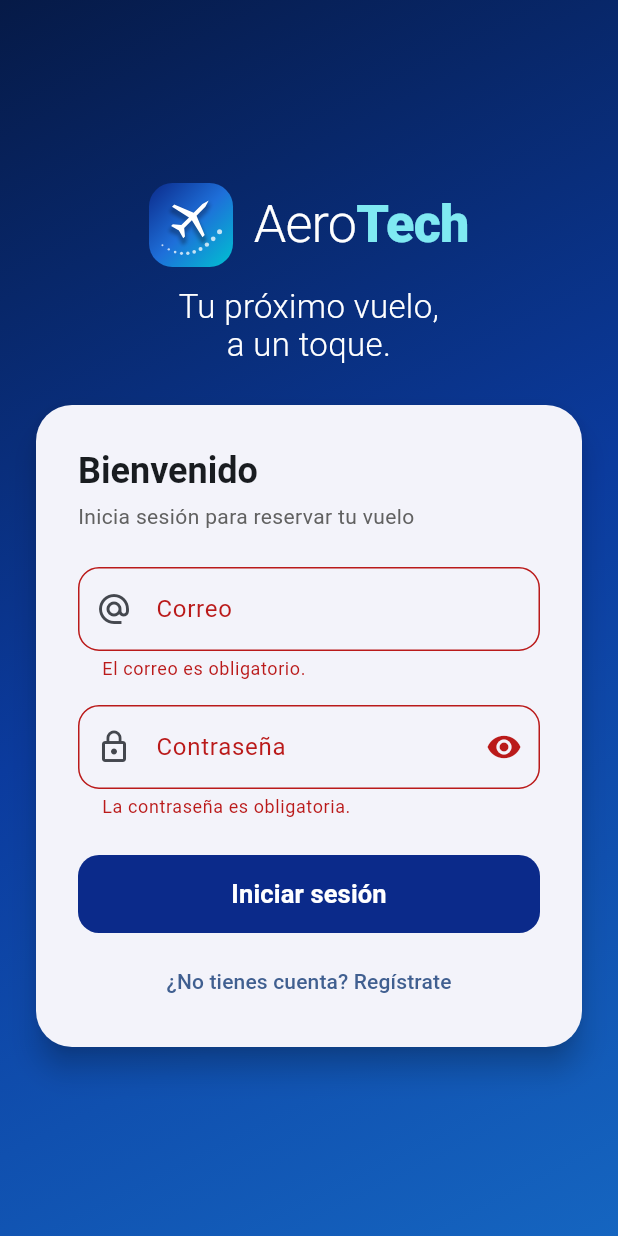
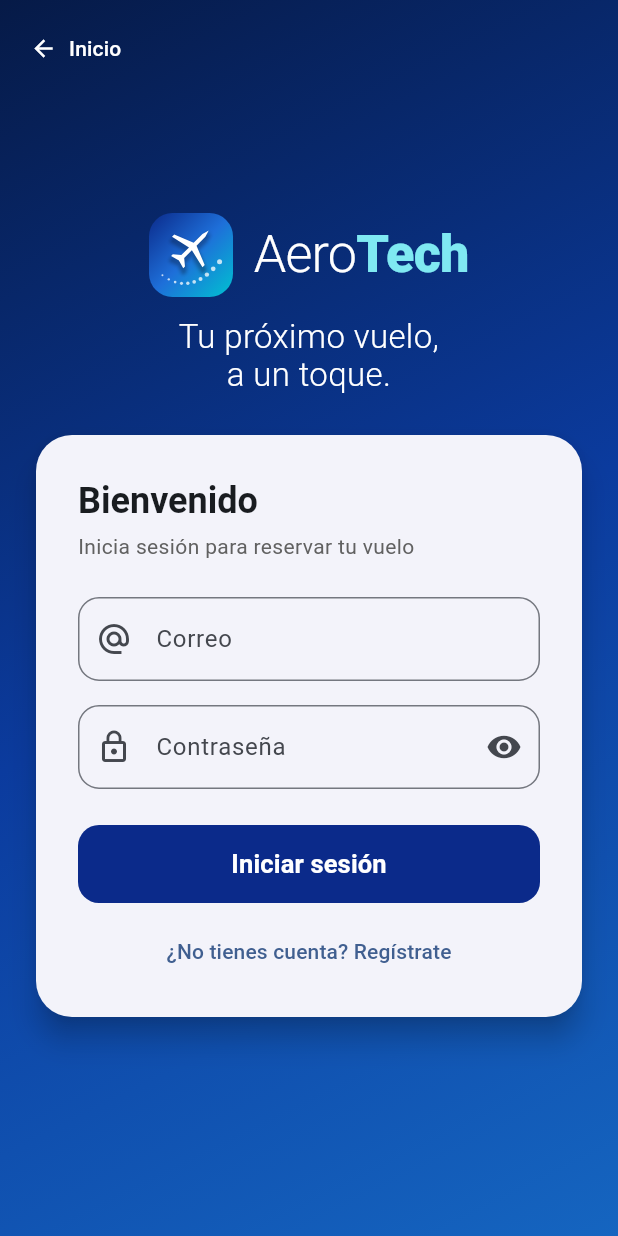
Before and after one commit to kerly1811-mi/AEROTECH, a Flutter app: the screen it shows after launch, after a tap on "Iniciar sesión", on a phone screen of 412 x 824 dp. Run offline on Flutter 3.47's test engine with Material 3 defaults, Android fonts, the phone set to English and light mode, and no system bars; accounts and stored records are empty; network calls fail.

Commit message:
App: landing page antes del login con destinos y vuelos de hoy

```diff
--- a/aerotech_app/lib/main.dart
+++ b/aerotech_app/lib/main.dart
@@ -1,4 +1,5 @@
 import 'package:aerotech_app/config.dart';
+import 'package:aerotech_app/pages/landing_page.dart';
 import 'package:aerotech_app/pages/login_page.dart';
 import 'package:flutter/material.dart';
 import 'package:flutter_localizations/flutter_localizations.dart';
@@ -73,7 +74,7 @@ class _MyAppState extends State<MyApp> with WidgetsBindingObserver {
         colorScheme: ColorScheme.fromSeed(seedColor: const Color(0xFF1565C0)),
         useMaterial3: true,
       ),
-      home: const LoginPage(),
+      home: const LandingPage(),
     );
   }
 }
--- /dev/null
+++ b/aerotech_app/lib/pages/landing_page.dart
@@ -0,0 +1,495 @@
+import 'package:aerotech_app/models/destino.dart';
+import 'package:aerotech_app/models/vuelo.dart';
+import 'package:aerotech_app/pages/login_page.dart';
+import 'package:aerotech_app/pages/registro_page.dart';
+import 'package:aerotech_app/services/publico_service.dart';
+import 'package:aerotech_app/utils/fechas.dart';
+import 'package:aerotech_app/widgets/logo_aerotech.dart';
+import 'package:aerotech_app/widgets/ruta_mundial.dart';
+import 'package:flutter/material.dart';
+
+/// Página de bienvenida (antes del login): destinos y vuelos de hoy, sin necesidad de cuenta.
+class LandingPage extends StatefulWidget {
+  const LandingPage({super.key});
+
+  @override
+  State<LandingPage> createState() => _LandingPageState();
+}
+
+class _LandingPageState extends State<LandingPage> {
+  final PublicoService publicoService = PublicoService();
+
+  late Future<List<DestinoPromo>> futureDestinos;
+  late Future<List<Vuelo>> futureHoy;
+
+  static const _colores = [
+    [Color(0xFF0B2A8A), Color(0xFF1E6FD9)],
+    [Color(0xFF00695C), Color(0xFF26A69A)],
+    [Color(0xFF6A1B9A), Color(0xFFAB47BC)],
+    [Color(0xFFBF360C), Color(0xFFFF7043)],
+    [Color(0xFF283593), Color(0xFF5C6BC0)],
+    [Color(0xFF00838F), Color(0xFF4DD0E1)],
+  ];
+
+  static const _fondo = LinearGradient(
+    begin: Alignment.topLeft,
+    end: Alignment.bottomRight,
+    colors: [Color(0xFF061A47), Color(0xFF0B3B9E), Color(0xFF1565C0)],
+  );
+
+  @override
+  void initState() {
+    super.initState();
+    _cargar();
+  }
+
+  void _cargar() {
+    futureDestinos = publicoService.getDestinos();
+    futureHoy = publicoService.getVuelosHoy();
+  }
+
+  void _irALogin() {
+    Navigator.push(context, MaterialPageRoute(builder: (context) => const LoginPage()));
+  }
+
+  void _irARegistro() {
+    Navigator.push(context, MaterialPageRoute(builder: (context) => const RegistroPage()));
+  }
+
+  String get _hoy => DateTime.now().toIso8601String().substring(0, 10);
+
+  // ---------------------------------------------------------------- secciones
+
+  Widget _barra(bool ancho) {
+    return Padding(
+      padding: EdgeInsets.symmetric(horizontal: ancho ? 40 : 16, vertical: 16),
+      child: Row(
+        children: [
+          Expanded(
+            child: Align(
+              alignment: Alignment.centerLeft,
+              child: FittedBox(
+                fit: BoxFit.scaleDown,
+                child: LogoAeroTech(tamano: ancho ? 44 : 36, claro: true),
+              ),
+            ),
+          ),
+          if (ancho)
+            OutlinedButton(
+              style: OutlinedButton.styleFrom(
+                foregroundColor: Colors.white,
+                side: const BorderSide(color: Colors.white70),
+                minimumSize: const Size(0, 44),
+              ),
+              onPressed: _irARegistro,
+              child: const Text('Crear cuenta'),
+            ),
+          const SizedBox(width: 10),
+          FilledButton(
+            style: FilledButton.styleFrom(
+              backgroundColor: Colors.white,
+              foregroundColor: const Color(0xFF0B2A8A),
+              minimumSize: const Size(0, 44),
+            ),
+            onPressed: _irALogin,
+            child: const Text('Iniciar sesión', style: TextStyle(fontWeight: FontWeight.bold)),
+          ),
+        ],
+      ),
+    );
+  }
+
+  Widget _hero(bool ancho) {
+    final texto = Column(
+      crossAxisAlignment: CrossAxisAlignment.start,
+      children: [
+        Text(
+          'Vuela por Ecuador\ny el mundo.',
+          style: TextStyle(
+            color: Colors.white,
+            fontSize: ancho ? 46 : 32,
+            fontWeight: FontWeight.w300,
+            height: 1.1,
+          ),
+        ),
+        const SizedBox(height: 14),
+        const Text(
+          'Mira los destinos y los vuelos de hoy. Para reservar, crea tu cuenta o inicia sesión.',
+          style: TextStyle(color: Colors.white70, fontSize: 16),
+        ),
+        const SizedBox(height: 22),
+        Wrap(
+          spacing: 12,
+          runSpacing: 10,
+          children: [
+            FilledButton.icon(
+              style: FilledButton.styleFrom(
+                backgroundColor: const Color(0xFF00C2D1),
+                foregroundColor: const Color(0xFF04223F),
+                minimumSize: const Size(0, 52),
+                textStyle: const TextStyle(fontSize: 17, fontWeight: FontWeight.bold),
+              ),
+              onPressed: _irALogin,
+              icon: const Icon(Icons.flight_takeoff),
+              label: const Text('Reservar un vuelo'),
+            ),
+            if (!ancho)
+              OutlinedButton(
+                style: OutlinedButton.styleFrom(
+                  foregroundColor: Colors.white,
+                  side: const BorderSide(color: Colors.white70),
+                  minimumSize: const Size(0, 52),
+                ),
+                onPressed: _irARegistro,
+                child: const Text('Crear cuenta'),
+              ),
+          ],
+        ),
+      ],
+    );
+
+    return Padding(
+      padding: EdgeInsets.fromLTRB(ancho ? 40 : 20, 12, ancho ? 40 : 20, 48),
+      child: ancho
+          ? Row(
+              children: [
+                Expanded(flex: 5, child: texto),
+                const SizedBox(width: 48),
+                const Expanded(
+                  flex: 5,
+                  child: RutaMundial(
+                    origenLat: -0.1292,
+                    origenLon: -78.3575,
+                    destinoLat: 25.7959,
+                    destinoLon: -80.287,
+                    origenCodigo: 'UIO',
+                    destinoCodigo: 'MIA',
+                  ),
+                ),
+              ],
+            )
+          : texto,
+    );
+  }
+
+  Widget _titulo(String texto, String subtitulo) {
+    return Padding(
+      padding: const EdgeInsets.fromLTRB(16, 28, 16, 12),
+      child: Column(
+        crossAxisAlignment: CrossAxisAlignment.start,
+        children: [
+          Text(texto, style: Theme.of(context).textTheme.headlineSmall?.copyWith(fontWeight: FontWeight.bold)),
+          Text(subtitulo, style: TextStyle(color: Colors.grey[700])),
+        ],
+      ),
+    );
+  }
+
+  Widget _destinos() {
+    return FutureBuilder<List<DestinoPromo>>(
+      future: futureDestinos,
+      builder: (context, snapshot) {
+        if (snapshot.connectionState == ConnectionState.waiting) {
+          return const Padding(padding: EdgeInsets.all(32), child: Center(child: CircularProgressIndicator()));
+        }
+        final destinos = snapshot.data;
+        if (destinos == null || destinos.isEmpty) return const SizedBox.shrink();
+
+        final disponible = MediaQuery.of(context).size.width - 24;
+        final columnas = (disponible / 210).floor().clamp(2, 8);
+        final visibles = destinos.length < columnas ? destinos.length : columnas;
+        final anchoTarjeta = ((disponible - 12 * (visibles - 1)) / visibles).clamp(170.0, 320.0);
+
+        return Column(
+          crossAxisAlignment: CrossAxisAlignment.start,
+          children: [
+            _titulo('Destinos destacados', 'Con vuelos próximos y el mejor precio'),
+            SizedBox(
+              height: 170,
+              child: ListView.separated(
+                scrollDirection: Axis.horizontal,
+                padding: const EdgeInsets.symmetric(horizontal: 12),
+                itemCount: destinos.length,
+                separatorBuilder: (_, _) => const SizedBox(width: 12),
+                itemBuilder: (context, i) {
+                  final d = destinos[i];
+                  final colores = _colores[i % _colores.length];
+                  return InkWell(
+                    borderRadius: BorderRadius.circular(16),
+                    onTap: _irALogin,
+                    child: Container(
+                      width: anchoTarjeta,
+                      padding: const EdgeInsets.all(14),
+                      decoration: BoxDecoration(
+                        borderRadius: BorderRadius.circular(16),
+                        gradient: LinearGradient(
+                          begin: Alignment.topLeft,
+                          end: Alignment.bottomRight,
+                          colors: colores,
+                        ),
+                      ),
+                      child: Column(
+                        crossAxisAlignment: CrossAxisAlignment.start,
+                        children: [
+                          Row(
+                            children: [
+                              const Icon(Icons.flight_takeoff, color: Colors.white70, size: 20),
+                              const Spacer(),
+                              Text(
+                                d.codigo,
+                                style: const TextStyle(color: Colors.white70, fontWeight: FontWeight.bold, letterSpacing: 1),
+                              ),
+                            ],
+                          ),
+                          const Spacer(),
+                          Text(
+                            d.ciudad,
+                            maxLines: 1,
+                            overflow: TextOverflow.ellipsis,
+                            style: const TextStyle(color: Colors.white, fontSize: 20, fontWeight: FontWeight.bold),
+                          ),
+                          Text(
+                            d.pais,
+                            maxLines: 1,
+                            overflow: TextOverflow.ellipsis,
+                            style: const TextStyle(color: Colors.white70),
+                          ),
+                          const SizedBox(height: 8),
+                          Container(
+                            padding: const EdgeInsets.symmetric(horizontal: 10, vertical: 4),
+                            decoration: BoxDecoration(color: Colors.white, borderRadius: BorderRadius.circular(20)),
+                            child: Text(
+                              'Desde \$${d.desde.toStringAsFixed(0)}',
+                              maxLines: 1,
+                              overflow: TextOverflow.ellipsis,
+                              style: TextStyle(color: colores[0], fontWeight: FontWeight.bold),
+                            ),
+                          ),
+                        ],
+                      ),
+                    ),
+                  );
+                },
+              ),
+            ),
+          ],
+        );
+      },
+    );
+  }
+
+  Widget _tarjetaVuelo(Vuelo v) {
+    return Card(
+      margin: EdgeInsets.zero,
+      child: InkWell(
+        borderRadius: BorderRadius.circular(12),
+        onTap: _irALogin,
+        child: Padding(
+          padding: const EdgeInsets.all(14),
+          child: Row(
+            children: [
+              Column(
+                crossAxisAlignment: CrossAxisAlignment.start,
+                children: [
+                  Text(v.horaSalida, style: const TextStyle(fontSize: 22, fontWeight: FontWeight.bold)),
+                  Text(v.duracion, style: TextStyle(fontSize: 12, color: Colors.grey[700])),
+                ],
+              ),
+              const SizedBox(width: 16),
+              Expanded(
+                child: Column(
+                  crossAxisAlignment: CrossAxisAlignment.start,
+                  children: [
+                    Text(
+                      '${v.origenEtiqueta} → ${v.destinoEtiqueta}',
+                      style: const TextStyle(fontWeight: FontWeight.bold),
+                    ),
+                    Text(
+                      'Llega a las ${v.horaLlegada} · ${v.asientosDisponibles} asientos libres',
+                      style: TextStyle(fontSize: 12, color: Colors.grey[700]),
+                    ),
+                  ],
+                ),
+              ),
+              Column(
+                crossAxisAlignment: CrossAxisAlignment.end,
+                children: [
+                  Text('desde', style: TextStyle(fontSize: 11, color: Colors.grey[600])),
+                  Text(
+                    '\$${v.precio.toStringAsFixed(2)}',
+                    style: TextStyle(
+                      fontSize: 18,
+                      fontWeight: FontWeight.bold,
+                      color: Theme.of(context).colorScheme.primary,
+                    ),
+                  ),
+                ],
+              ),
+            ],
+          ),
+        ),
+      ),
+    );
+  }
+
+  Widget _vuelosHoy() {
+    return FutureBuilder<List<Vuelo>>(
+      future: futureHoy,
+      builder: (context, snapshot) {
+        if (snapshot.connectionState == ConnectionState.waiting) return const SizedBox.shrink();
+        if (snapshot.hasError) {
+          return Padding(
+            padding: const EdgeInsets.all(24),
+            child: Center(
+              child: Column(
+                children: [
+                  const Text('No se pudo cargar la información de vuelos.'),
+                  TextButton.icon(
+                    onPressed: () => setState(_cargar),
+                    icon: const Icon(Icons.refresh),
+                    label: const Text('Reintentar'),
+                  ),
+                ],
+              ),
+            ),
+          );
+        }
+        final vuelos = snapshot.data ?? [];
+
+        return Column(
+          crossAxisAlignment: CrossAxisAlignment.start,
+          children: [
+            _titulo('Vuelos disponibles hoy', fechaLarga(_hoy)),
+            if (vuelos.isEmpty)
+              Padding(
+                padding: const EdgeInsets.fromLTRB(16, 0, 16, 16),
+                child: Text(
+                  'Ya no quedan vuelos para hoy. Inicia sesión para buscar otros días.',
+                  style: TextStyle(color: Colors.grey[700]),
+                ),
+              )
+            else
+              LayoutBuilder(
+                builder: (context, c) {
+                  final ancho = c.maxWidth - 24;
+                  final columnas = ancho >= 1300 ? 3 : (ancho >= 800 ? 2 : 1);
+                  final anchoItem = (ancho - 12 * (columnas - 1)) / columnas;
+                  return Padding(
+                    padding: const EdgeInsets.symmetric(horizontal: 12),
+                    child: Wrap(
+                      spacing: 12,
+                      runSpacing: 8,
+                      children: [
+                        for (final v in vuelos) SizedBox(width: anchoItem, child: _tarjetaVuelo(v)),
+                      ],
+                    ),
+                  );
+                },
+              ),
+          ],
+        );
+      },
+    );
+  }
+
+  Widget _ventajas() {
+    Widget item(IconData icono, String titulo, String texto) {
+      return SizedBox(
+        width: 260,
+        child: Row(
+          crossAxisAlignment: CrossAxisAlignment.start,
+          children: [
+            CircleAvatar(
+              backgroundColor: Theme.of(context).colorScheme.primaryContainer,
+              child: Icon(icono, color: Theme.of(context).colorScheme.primary),
+            ),
+            const SizedBox(width: 12),
+            Expanded(
+              child: Column(
+                crossAxisAlignment: CrossAxisAlignment.start,
+                children: [
+                  Text(titulo, style: const TextStyle(fontWeight: FontWeight.bold)),
+                  Text(texto, style: TextStyle(color: Colors.grey[700], fontSize: 13)),
+                ],
+              ),
+            ),
+          ],
+        ),
+      );
+    }
+
+    return Column(
+      crossAxisAlignment: CrossAxisAlignment.start,
+      children: [
+        _titulo('¿Por qué AeroTech?', 'Todo lo que necesitas para tu viaje'),
+        Padding(
+          padding: const EdgeInsets.symmetric(horizontal: 16),
+          child: Wrap(
+            spacing: 24,
+            runSpacing: 16,
+            children: [
+              item(Icons.event_seat, 'Elige tu asiento', 'Mapa del avión en Económica y Ejecutiva.'),
+              item(Icons.luggage, 'Equipaje a tu medida', 'Agrega maletas de bodega solo si las necesitas.'),
+              item(Icons.receipt_long, 'Un solo comprobante', 'Ida y vuelta en una sola factura.'),
+            ],
+          ),
+        ),
+      ],
+    );
+  }
+
+  Widget _pie() {
+    return Container(
+      width: double.infinity,
+      margin: const EdgeInsets.only(top: 36),
+      padding: const EdgeInsets.all(20),
+      decoration: const BoxDecoration(gradient: _fondo),
+      child: Column(
+        children: [
+          const LogoAeroTech(tamano: 30, claro: true),
+          const SizedBox(height: 8),
+          const Text(
+            'Aplicaciones Distribuidas · UTA – FISEI · 2026',
+            style: TextStyle(color: Colors.white70, fontSize: 12),
+          ),
+        ],
+      ),
+    );
+  }
+
+  @override
+  Widget build(BuildContext context) {
+    return Scaffold(
+      body: LayoutBuilder(
+        builder: (context, c) {
+          final ancho = c.maxWidth >= 900;
+
+          return SingleChildScrollView(
+            child: Column(
+              crossAxisAlignment: CrossAxisAlignment.start,
+              children: [
+                Container(
+                  width: double.infinity,
+                  decoration: const BoxDecoration(gradient: _fondo),
+                  child: SafeArea(
+                    bottom: false,
+                    child: Center(
+                      child: ConstrainedBox(
+                        constraints: const BoxConstraints(maxWidth: 1200),
+                        child: Column(children: [_barra(ancho), _hero(ancho)]),
+                      ),
+                    ),
+                  ),
+                ),
+                _destinos(),
+                _vuelosHoy(),
+                _ventajas(),
+                _pie(),
+              ],
+            ),
+          );
+        },
+      ),
+    );
+  }
+}
--- a/aerotech_app/lib/pages/login_page.dart
+++ b/aerotech_app/lib/pages/login_page.dart
@@ -103,10 +103,14 @@ class _LoginPageState extends State<LoginPage> {
             children: [
               Text(
                 'Bienvenido',
-                style: Theme.of(context).textTheme.headlineSmall?.copyWith(fontWeight: FontWeight.bold),
+                style: Theme.of(context).textTheme.headlineSmall
+                    ?.copyWith(fontWeight: FontWeight.bold),
               ),
               const SizedBox(height: 4),
-              Text('Inicia sesión para reservar tu vuelo', style: TextStyle(color: Colors.grey[700])),
+              Text(
+                'Inicia sesión para reservar tu vuelo',
+                style: TextStyle(color: Colors.grey[700]),
+              ),
               const SizedBox(height: 24),
               TextFormField(
                 controller: correoController,
@@ -114,7 +118,9 @@ class _LoginPageState extends State<LoginPage> {
                 decoration: InputDecoration(
                   labelText: 'Correo',
                   prefixIcon: const Icon(Icons.alternate_email),
-                  border: OutlineInputBorder(borderRadius: BorderRadius.circular(14)),
+                  border: OutlineInputBorder(
+                    borderRadius: BorderRadius.circular(14),
+                  ),
                 ),
                 validator: _validateCorreo,
               ),
@@ -125,9 +131,13 @@ class _LoginPageState extends State<LoginPage> {
                 decoration: InputDecoration(
                   labelText: 'Contraseña',
                   prefixIcon: const Icon(Icons.lock_outline),
-                  border: OutlineInputBorder(borderRadius: BorderRadius.circular(14)),
+                  border: OutlineInputBorder(
+                    borderRadius: BorderRadius.circular(14),
+                  ),
                   suffixIcon: IconButton(
-                    icon: Icon(_ocultar ? Icons.visibility : Icons.visibility_off),
+                    icon: Icon(
+                      _ocultar ? Icons.visibility : Icons.visibility_off,
+                    ),
                     onPressed: () => setState(() => _ocultar = !_ocultar),
                   ),
                 ),
@@ -140,16 +150,27 @@ class _LoginPageState extends State<LoginPage> {
                 child: FilledButton(
                   style: FilledButton.styleFrom(
                     backgroundColor: const Color(0xFF0B2A8A),
-                    shape: RoundedRectangleBorder(borderRadius: BorderRadius.circular(14)),
+                    shape: RoundedRectangleBorder(
+                      borderRadius: BorderRadius.circular(14),
+                    ),
                   ),
                   onPressed: _isLoading ? null : _login,
                   child: _isLoading
                       ? const SizedBox(
                           height: 22,
                           width: 22,
-                          child: CircularProgressIndicator(strokeWidth: 2.5, color: Colors.white),
+                          child: CircularProgressIndicator(
+                            strokeWidth: 2.5,
+                            color: Colors.white,
+                          ),
                         )
-                      : const Text('Iniciar sesión', style: TextStyle(fontSize: 17, fontWeight: FontWeight.bold)),
+                      : const Text(
+                          'Iniciar sesión',
+                          style: TextStyle(
+                            fontSize: 17,
+                            fontWeight: FontWeight.bold,
+                          ),
+                        ),
                 ),
               ),
               if (_isLoading)
@@ -167,7 +188,10 @@ class _LoginPageState extends State<LoginPage> {
                   context,
                   MaterialPageRoute(builder: (context) => const RegistroPage()),
                 ),
-                child: Text('¿No tienes cuenta? Regístrate', style: TextStyle(color: colors.primary)),
+                child: Text(
+                  '¿No tienes cuenta? Regístrate',
+                  style: TextStyle(color: colors.primary),
+                ),
               ),
             ],
           ),
@@ -179,7 +203,9 @@ class _LoginPageState extends State<LoginPage> {
   Widget _portada({required bool ancho}) {
     return Column(
       mainAxisSize: MainAxisSize.min,
-      crossAxisAlignment: ancho ? CrossAxisAlignment.start : CrossAxisAlignment.center,
+      crossAxisAlignment: ancho
+          ? CrossAxisAlignment.start
+          : CrossAxisAlignment.center,
       children: [
         LogoAeroTech(tamano: ancho ? 72 : 56, claro: true),
         const SizedBox(height: 14),
@@ -227,6 +253,9 @@ class _LoginPageState extends State<LoginPage> {
             colors: [Color(0xFF061A47), Color(0xFF0B3B9E), Color(0xFF1565C0)],
           ),
         ),
+        child: Stack(
+          children: [
+            Positioned.fill(
               child: LayoutBuilder(
                 builder: (context, c) {
                   final ancho = c.maxWidth >= 900;
@@ -267,6 +296,22 @@ class _LoginPageState extends State<LoginPage> {
                 },
               ),
             ),
+            if (Navigator.canPop(context))
+              Positioned(
+                top: 8,
+                left: 8,
+                child: SafeArea(
+                  child: TextButton.icon(
+                    style: TextButton.styleFrom(foregroundColor: Colors.white),
+                    onPressed: () => Navigator.pop(context),
+                    icon: const Icon(Icons.arrow_back),
+                    label: const Text('Inicio'),
+                  ),
+                ),
+              ),
+          ],
+        ),
+      ),
     );
   }
 }
--- /dev/null
+++ b/aerotech_app/lib/services/publico_service.dart
@@ -0,0 +1,29 @@
+import 'package:aerotech_app/models/destino.dart';
+import 'package:aerotech_app/models/vuelo.dart';
+import 'package:aerotech_app/services/api_service.dart';
+import 'package:http/http.dart' as http;
+
+/// Información de la portada: no requiere iniciar sesión.
+class PublicoService extends ApiService {
+  Future<List<DestinoPromo>> getDestinos() => guard(() async {
+        final response = await http.get(Uri.parse('$baseUrl/publico/destinos'), headers: headers);
+
+        if (response.statusCode == 200) {
+          final List datos = decode(response)['destinos'];
+          return datos.map((item) => DestinoPromo.fromJson(item)).toList();
+        }
+
+        throwError(response, 'Error al cargar los destinos.');
+      });
+
+  Future<List<Vuelo>> getVuelosHoy() => guard(() async {
+        final response = await http.get(Uri.parse('$baseUrl/publico/vuelos-hoy'), headers: headers);
+
+        if (response.statusCode == 200) {
+          final List datos = decode(response)['vuelos'];
+          return datos.map((item) => Vuelo.fromJson(item)).toList();
+        }
+
+        throwError(response, 'Error al cargar los vuelos de hoy.');
+      });
+}
```
Lines whose indentation alone changed are shown as unchanged.
